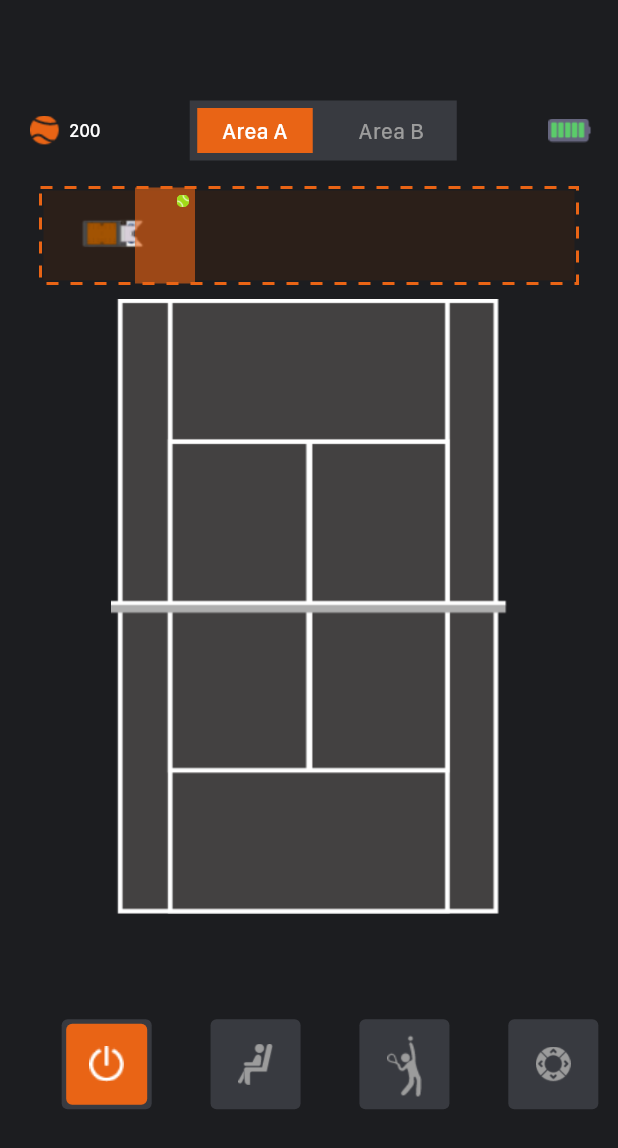
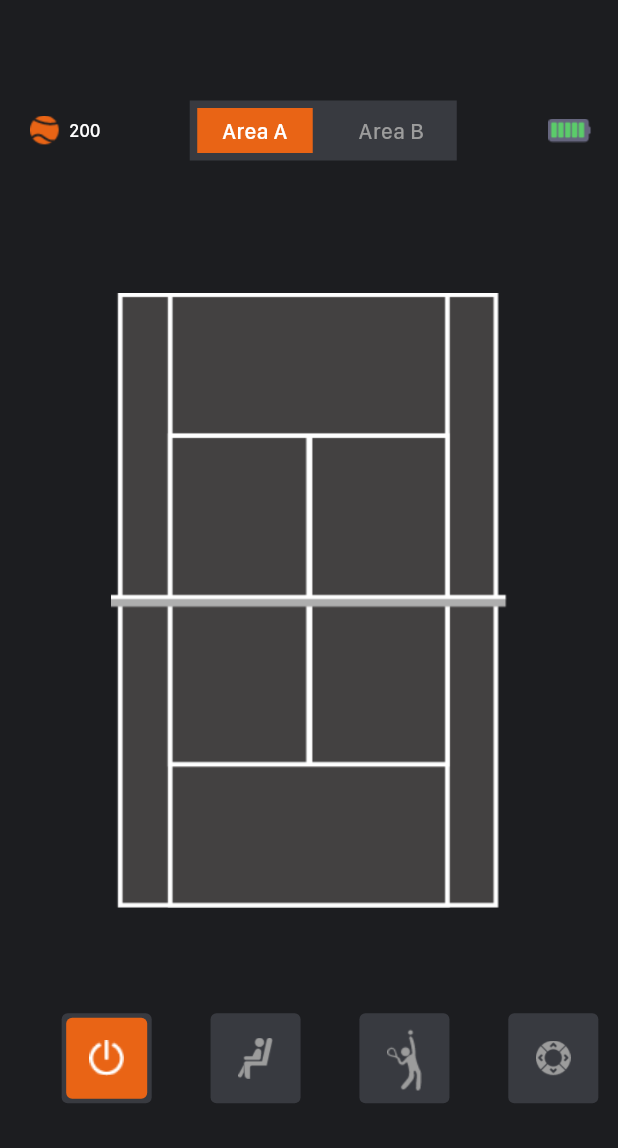
Before and after one commit to TengTeNJ/tennisRobot, a Flutter app: the TrainModeController screen opened by its route, on a phone screen of 412 x 824 dp. Shown: the top 1148 px of the screen. Run offline on Flutter 3.47's test engine with Material 3 defaults, Android fonts, the phone set to English and light mode, and no system bars; drawn by our look-alikes of dotted_border; our stand-ins replace convex_bottom_bar, syncfusion_flutter_charts; missing offline and left inert: dart:ffi.

Commit message:
fix view

```diff
--- a/robot/lib/trainmode/robot_camera_rotate_view.dart
+++ b/robot/lib/trainmode/robot_camera_rotate_view.dart
@@ -18,12 +18,12 @@ class _RobotCameraRotateViewState extends State<RobotCameraRotateView> {
           child:Image.asset('images/connect/robot_icon.png',
             width: 50,
             height: 25,
-            color: Colors.red,
+            // color: Colors.red,
           ),
         ),
 
         Container(
-          color: Colors.blue,
+          // color: Colors.blue,
           margin: EdgeInsets.only(left: 0),
           child: CustomPaint(
             size: const Size(100, 100),
--- a/robot/lib/trainmode/robot_function_switch_view.dart
+++ b/robot/lib/trainmode/robot_function_switch_view.dart
@@ -3,7 +3,10 @@ import '../constant/constants.dart';
 
 /// 功能切换view
 class RobotFunctionSwitchView extends StatefulWidget {
-  const RobotFunctionSwitchView({super.key});
+  Function? resetModeClick;
+  Function? trainModeClick;
+
+  RobotFunctionSwitchView({this.resetModeClick, this.trainModeClick});
 
   @override
   State<RobotFunctionSwitchView> createState() => _RobotFunctionSwitchViewState();
@@ -114,6 +117,9 @@ class _RobotFunctionSwitchViewState extends State<RobotFunctionSwitchView> {
            ),),
 
            GestureDetector(onTap: (){
+             if (widget.resetModeClick != null) {
+               widget.resetModeClick!();
+             }
              print('reset');
              _actionBtnClick(1);
 
@@ -157,6 +163,10 @@ class _RobotFunctionSwitchViewState extends State<RobotFunctionSwitchView> {
 
            GestureDetector(onTap: (){
              print('train');
+             if (widget.trainModeClick != null) {
+               widget.trainModeClick!();
+             }
+
              _actionBtnClick(2);
 
            },child: Container(
--- a/robot/lib/trainmode/train_mode_controller.dart
+++ b/robot/lib/trainmode/train_mode_controller.dart
@@ -1,3 +1,4 @@
+import 'package:dotted_border/dotted_border.dart';
 import 'package:flutter/material.dart';
 import 'package:tennis_robot/constant/constants.dart';
 import 'package:tennis_robot/customAppBar.dart';
@@ -15,17 +16,25 @@ class TrainModeController extends StatefulWidget {
 }
 
 class _TrainModeControllerState extends State<TrainModeController> {
+  int mode = 0;
+
+  void modeChange(int index) {
+    setState(() {
+      mode = index;
+    });
+  }
+
   @override
   Widget build(BuildContext context) {
     return Scaffold(
       backgroundColor: Constants.darkControllerColor,
       body: Column(
-        crossAxisAlignment: CrossAxisAlignment.start,
+        // crossAxisAlignment: CrossAxisAlignment.start,
         children: [
           Container(
             width: Constants.screenWidth(context),
             height: 40,
-            margin: EdgeInsets.only(top: 67,left: 20),
+            margin: EdgeInsets.only(top: 67, left: 20),
             child: Row(
               crossAxisAlignment: CrossAxisAlignment.center,
               mainAxisAlignment: MainAxisAlignment.spaceBetween,
@@ -35,18 +44,20 @@ class _TrainModeControllerState extends State<TrainModeController> {
                     Container(
                       width: 20,
                       height: 20,
-                      child: Image(image: AssetImage('images/resetmode/tennis_icon.png'),),
+                      child: Image(
+                        image: AssetImage('images/resetmode/tennis_icon.png'),
+                      ),
                     ),
                     SizedBox(
                       width: 6,
                     ),
                     Container(
                       // margin: EdgeInsets.only(left: 6),
-                      child: Constants.mediumWhiteTextWidget('200', 12, Colors.white),
+                      child: Constants.mediumWhiteTextWidget(
+                          '200', 12, Colors.white),
                     ),
                   ],
                 ),
-
                 Container(
                   alignment: Alignment.center,
                   child: ModeSwitchView(),
@@ -55,27 +66,75 @@ class _TrainModeControllerState extends State<TrainModeController> {
                   margin: EdgeInsets.only(right: 16),
                   width: 32,
                   height: 16,
-                  child: Image(image: AssetImage('images/resetmode/mode_battery_icon.png'),),
+                  child: Image(
+                    image: AssetImage('images/resetmode/mode_battery_icon.png'),
+                  ),
                 ),
               ],
             ),
           ),
-          Container(
-            margin: EdgeInsets.only(top: 18),
+          mode == 2
+              ? Container(
+                  margin: EdgeInsets.only(top: 18),
+                  child: RobotRouteView(),
+                  // child: RobotMoveView(),
+                )
+              : Container(
+                  margin: EdgeInsets.only(top: 18),
+                  child: SizedBox(
+                    height: 60,
+                  ),
+                ),
 
-           child: RobotRouteView(),
-//             child: RobotMoveView(),
-          ),
           Container(
             margin: EdgeInsets.only(top: 10),
-            child: Image(image: AssetImage('images/connect/select_area_line.png'),
-            width: Constants.screenWidth(context),
-            height: (Constants.screenWidth(context) -58*2) * (813 / 522) / 2 + 180,
+            // child: Image(image: AssetImage('images/connect/select_area_line.png'),
+            // width: Constants.screenWidth(context),
+            // height: (Constants.screenWidth(context) -58*2) * (813 / 522) / 2 + 180,
+            // ),
+            //
+
+            child: Stack(
+              children: [
+                Container(
+                  child: Image(
+                    image: AssetImage('images/connect/select_area_line.png'),
+                  ),
+                  width: Constants.screenWidth(context),
+                  height: (Constants.screenWidth(context) - 58 * 2) *
+                          (813 / 522) /
+                          2 +
+                      180,
+                ),
+
+                mode == 1 ?
+                Positioned(
+                    left: 24,
+                    top: 140,
+
+                    child: DottedBorder(
+                      dashPattern: [8, 8],
+                      strokeWidth: 2,
+                      color: Constants.selectedModelBgColor,
+                      child: Container(
+                        width: 354,
+                        height: 265,
+                        color: Color.fromRGBO(77, 35, 10, 0.3),
+                      ),
+                    )) : Positioned(child: Container(),),
+              ],
             ),
           ),
           Container(
             margin: EdgeInsets.only(top: 70),
-           child: RobotFunctionSwitchView(),
+            child: RobotFunctionSwitchView(
+              resetModeClick: () {
+                modeChange(1);
+              },
+              trainModeClick: () {
+                modeChange(2);
+              },
+            ),
           ),
         ],
       ),
```
